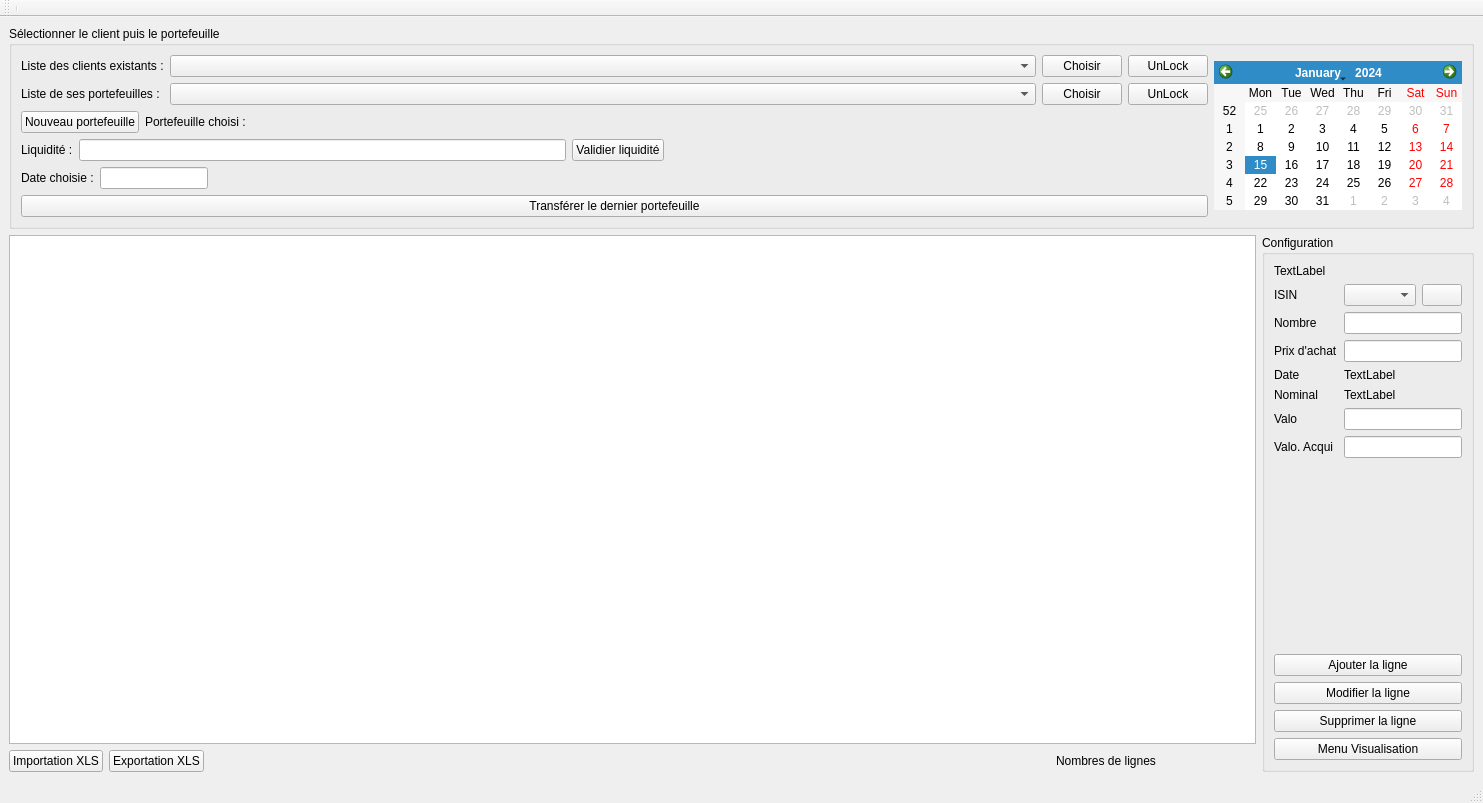
baptiste-pasquier/eurocorporate, file portefeuille.ui: the form before one commit.
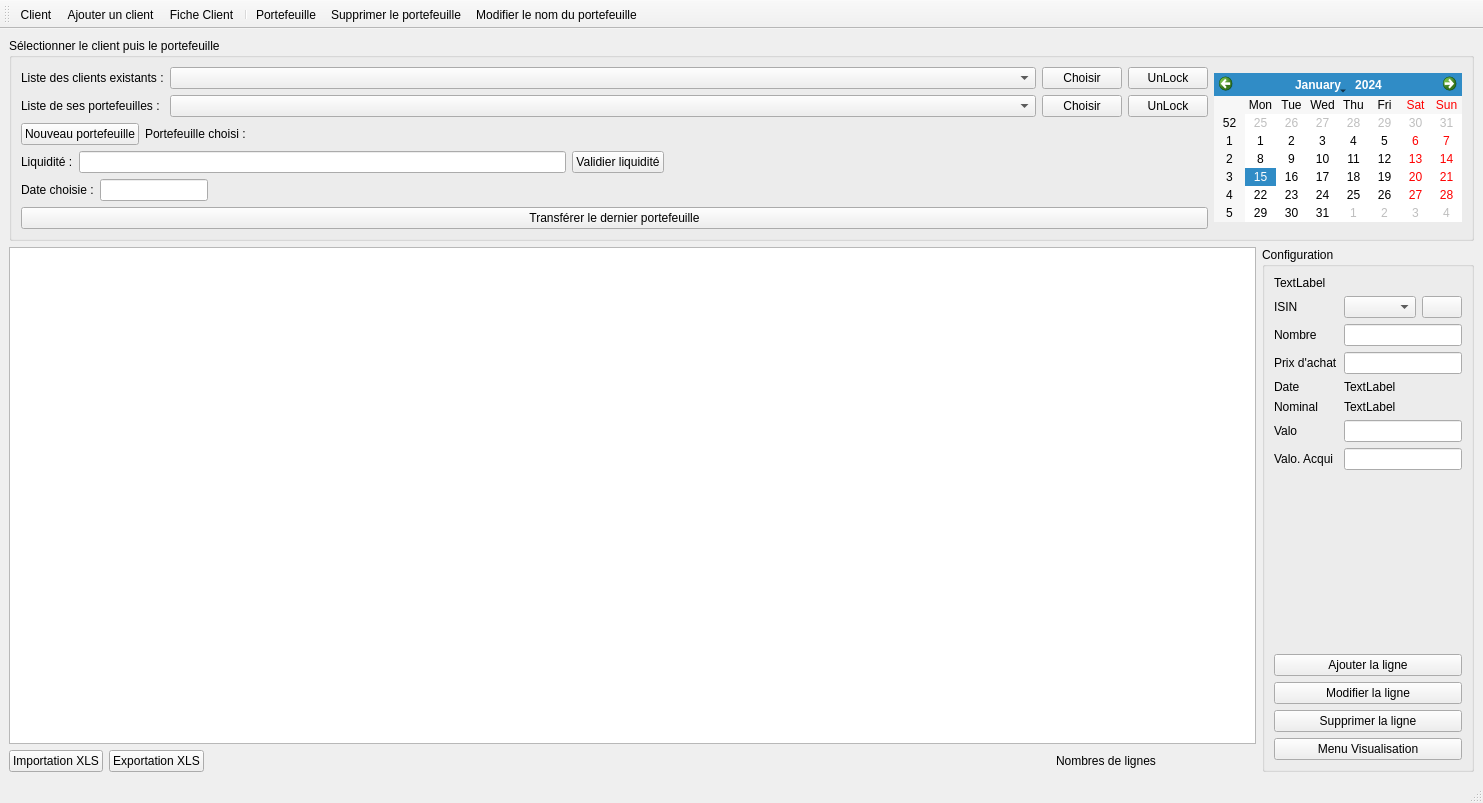
The form after the commit. Icons and pictures are not drawn.

Diff of the .ui file:
```diff
--- a/portefeuille.ui
+++ b/portefeuille.ui
@@ -572,8 +572,62 @@
    <attribute name="toolBarBreak">
     <bool>false</bool>
    </attribute>
+   <addaction name="actionClient"/>
+   <addaction name="action_addClient"/>
+   <addaction name="action_ficheClient"/>
    <addaction name="separator"/>
+   <addaction name="actionPortefeuille"/>
+   <addaction name="action_deletePortefeuille"/>
+   <addaction name="action_modifyPortefeuilleName"/>
   </widget>
+  <action name="actionClient">
+   <property name="enabled">
+    <bool>true</bool>
+   </property>
+   <property name="text">
+    <string>Client</string>
+   </property>
+  </action>
+  <action name="action_addClient">
+   <property name="enabled">
+    <bool>true</bool>
+   </property>
+   <property name="icon">
+    <iconset>
+     <normaloff>img/add-48.png</normaloff>img/add-48.png</iconset>
+   </property>
+   <property name="text">
+    <string>Ajouter un client</string>
+   </property>
+  </action>
+  <action name="action_ficheClient">
+   <property name="text">
+    <string>Fiche Client</string>
+   </property>
+  </action>
+  <action name="actionPortefeuille">
+   <property name="text">
+    <string>Portefeuille</string>
+   </property>
+  </action>
+  <action name="action_deletePortefeuille">
+   <property name="icon">
+    <iconset>
+     <normaloff>img/delete-48.png</normaloff>img/delete-48.png</iconset>
+   </property>
+   <property name="text">
+    <string>Supprimer le portefeuille</string>
+   </property>
+  </action>
+  <action name="action_modifyPortefeuilleName">
+   <property name="icon">
+    <iconset>
+     <normaloff>img/edit-48.png</normaloff>img/edit-48.png</iconset>
+   </property>
+   <property name="text">
+    <string>Modifier le nom du portefeuille</string>
+   </property>
+  </action>
  </widget>
  <resources/>
  <connections/>
```
